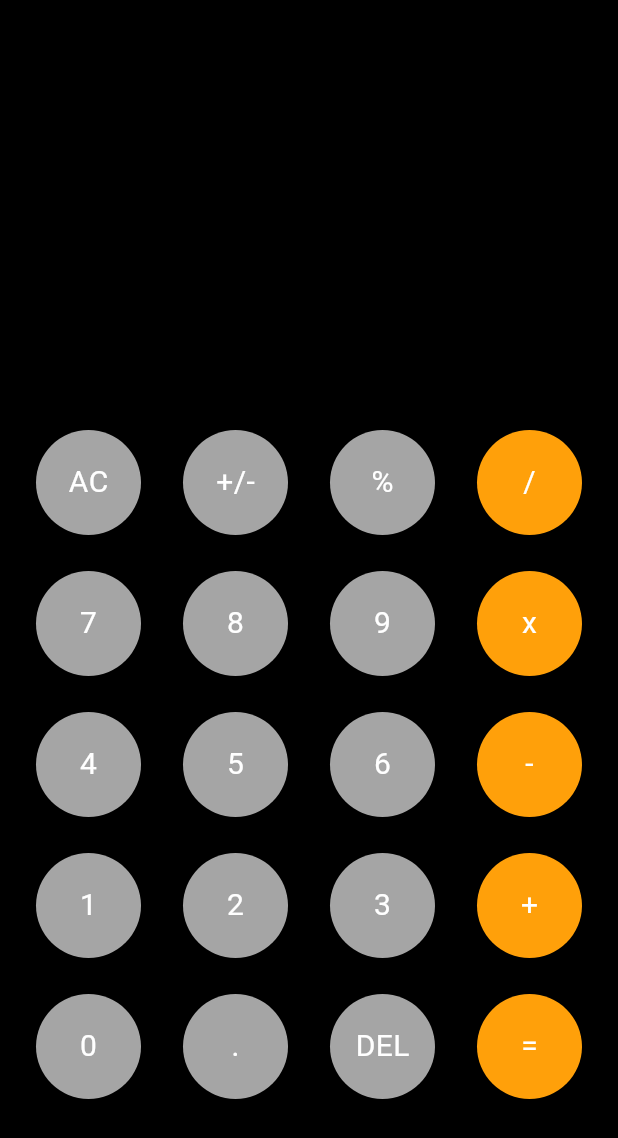
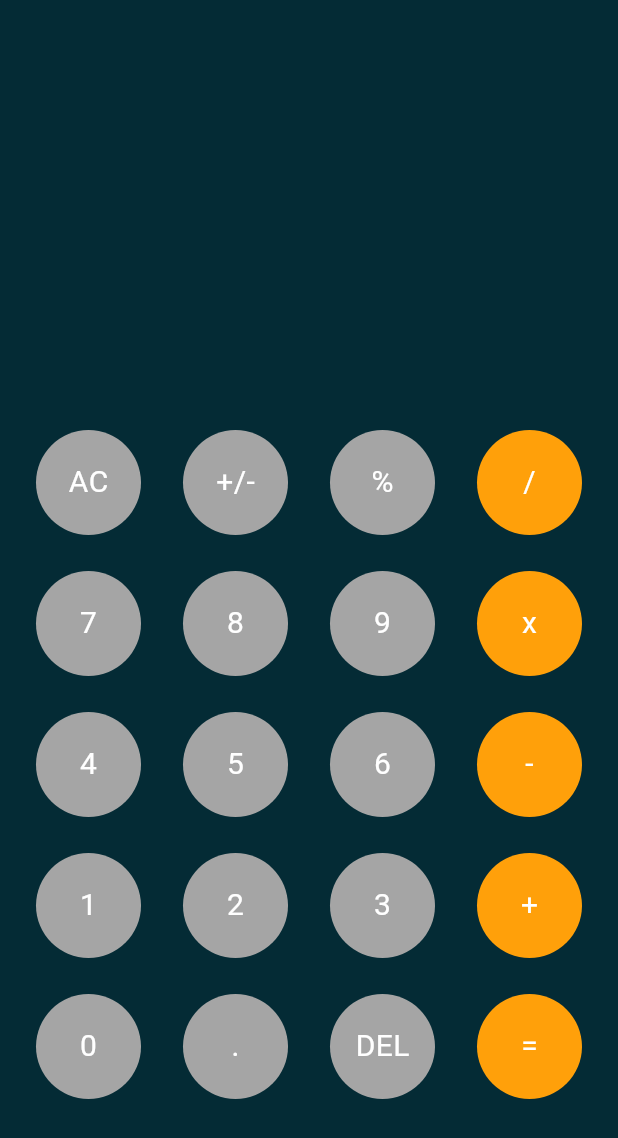
Before and after one commit to Muhammad-Ibrar727/Flutter-Learning, a Flutter app: the screen it shows after launch, on a phone screen of 412 x 824 dp. Shown: the top 1138 px of the screen. Run offline on Flutter 3.47's test engine with Material 3 defaults, Android fonts, the phone set to English and light mode, and no system bars; our stand-ins replace animated_text_kit, badges, font_awesome_flutter, math_expressions, pin_code_fields, readmore.

Commit message:
all errors are removed

```diff
--- a/calculator/lib/components/my_button.dart
+++ b/calculator/lib/components/my_button.dart
@@ -21,9 +21,17 @@ class MyButton extends StatelessWidget {
               height: 70,
               decoration: BoxDecoration(
                 shape: BoxShape.circle,
+                // boxShadow: [
+                //   BoxShadow(
+                //     color:  Colors.grey.withOpacity(0.5), // Shadow color with opacity
+                //     spreadRadius: 5, // Spread radius
+                //     blurRadius: 10, // Blur radius for the shadow
+                //     offset: const Offset(0, 2), // Horizontal and vertical offset
+                //   )
+                //   ],
                 color: color,
               ),
-              child: Center(child: Text(title,style: TextStyle(color: Colors.white,fontSize: 20),)),
+              child: Center(child: Text(title,style: const TextStyle(color: Colors.white,fontSize: 20),)),
             ),
         ),
       ),
--- a/calculator/lib/home_screen.dart
+++ b/calculator/lib/home_screen.dart
@@ -16,25 +16,31 @@ class _HomeScreenState extends State<HomeScreen> {
   @override
   Widget build(BuildContext context) {
     return Scaffold(
-        backgroundColor: Colors.black,
+        backgroundColor: const Color.fromARGB(255, 4, 43, 53),
         body: SafeArea(
           child: Padding(
-            padding: EdgeInsets.symmetric(horizontal: 10),
+            padding: const EdgeInsets.symmetric(horizontal: 10),
             child: Column(
               children: [
                 Expanded(
                   flex: 1,
                   child: Padding(
-                    padding: const EdgeInsets.symmetric(vertical: 20),
+                    padding: const EdgeInsets.only(top: 30,right: 20),
                     child: Column(
+                      crossAxisAlignment: CrossAxisAlignment.end,
+                      mainAxisAlignment: MainAxisAlignment.center,
                       children: [
-                        Text(
-                          userinput.toString(),
-                          style: TextStyle(fontSize: 30, color: Colors.white),
+                        Align(
+                          alignment: Alignment.bottomRight,
+                          child: Text(
+                            userinput.toString(),
+                            style: const TextStyle(fontSize: 30, color: Colors.white),
+                          ),
                         ),
+                       const SizedBox(height: 10,),
                         Text(
                           answer.toString(),
-                          style: TextStyle(fontSize: 30, color: Colors.white),
+                          style: const TextStyle(fontSize: 30, color: Colors.white),
                         )
                       ],
                     ),
@@ -71,7 +77,7 @@ class _HomeScreenState extends State<HomeScreen> {
                           ),
                           MyButton(
                             title: '/',
-                            color: Color(0xffffa00a),
+                            color: const Color(0xffffa00a),
                             onPress: () {
                               userinput += '/';
                               setState(() {});
@@ -104,9 +110,9 @@ class _HomeScreenState extends State<HomeScreen> {
                           ),
                           MyButton(
                             title: 'x',
-                            color: Color(0xffffa00a),
+                            color: const Color(0xffffa00a),
                             onPress: () {
-                              userinput += 'x';
+                              userinput += '*';
                               setState(() {});
                             },
                           ),
@@ -137,7 +143,7 @@ class _HomeScreenState extends State<HomeScreen> {
                           ),
                           MyButton(
                             title: '-',
-                            color: Color(0xffffa00a),
+                            color: const Color(0xffffa00a),
                             onPress: () {
                               userinput += '-';
                               setState(() {});
@@ -170,7 +176,7 @@ class _HomeScreenState extends State<HomeScreen> {
                           ),
                           MyButton(
                             title: '+',
-                            color: Color(0xffffa00a),
+                            color: const Color(0xffffa00a),
                             onPress: () {
                               userinput += '+';
                               setState(() {});
@@ -205,7 +211,7 @@ class _HomeScreenState extends State<HomeScreen> {
                           ),
                           MyButton(
                             title: '=',
-                            color: Color(0xffffa00a),
+                            color: const Color(0xffffa00a),
                             onPress: () {
                               equalpress();
                               setState(() {});
```
